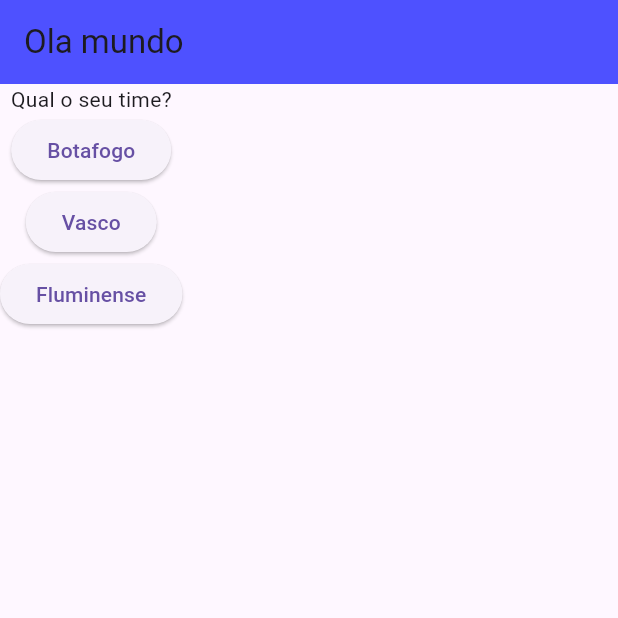
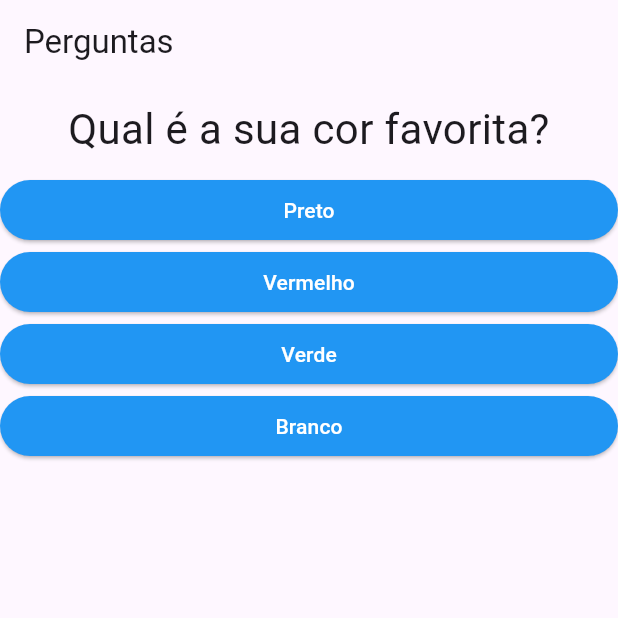
Before and after one commit to luizrodrigues034/flutter_projects, a Flutter app: the screen it shows after launch, on a phone screen of 412 x 824 dp, the top half of it. Run offline on Flutter 3.47's test engine with Material 3 defaults, Android fonts, the phone set to English and light mode, and no system bars.

```diff
--- a/firts_project/lib/main.dart
+++ b/firts_project/lib/main.dart
@@ -1,61 +1,79 @@
 import 'package:flutter/material.dart';
+import './questionario.dart';
+import './resultado.dart';
 
 void main() => runApp(const PerguntaApp());
 
+class _PerguntaAppState extends State<PerguntaApp> {
+  var _perguntaSelecionada = 0;
+  var _pontuacaoTotal = 0;
+  final _perguntas = const [
+    {
+      'texto': 'Qual é a sua cor favorita?',
+      'respostas': [
+        {'texto': 'Preto', 'pontuacao': 10},
+        {'texto': 'Vermelho', 'pontuacao': 5},
+        {'texto': 'Verde', 'pontuacao': 3},
+        {'texto': 'Branco', 'pontuacao': 1},
+      ],
+    },
+    {
+      'texto': 'Qual é o seu animal favorito?',
+      'respostas': [
+        {'texto': 'Coelho', 'pontuacao': 10},
+        {'texto': 'Cobra', 'pontuacao': 5},
+        {'texto': 'Elefante', 'pontuacao': 3},
+        {'texto': 'Leão', 'pontuacao': 1},
+      ],
+    },
+    {
+      'texto': 'Qual é o seu instrutor favorito?',
+      'respostas': [
+        {'texto': 'Leo', 'pontuacao': 10},
+        {'texto': 'Maria', 'pontuacao': 5},
+        {'texto': 'João', 'pontuacao': 3},
+        {'texto': 'Pedro', 'pontuacao': 1},
+      ],
+    },
+  ];
 
-class PerguntaAppState extends State<PerguntaApp>{
-  var perguntaSelecionada = 0;
-
-  void responder(){
+  void _responder(int pontuacao) {
+    if (temPerguntaSelecionada) {
       setState(() {
-        perguntaSelecionada++;
+        _perguntaSelecionada++;
+        _pontuacaoTotal += pontuacao;
       });
-      print("Pergunta foi respondida $perguntaSelecionada");
     }
 
+    print(_pontuacaoTotal);
+  }
+
+  bool get temPerguntaSelecionada {
+    return _perguntaSelecionada < _perguntas.length;
+  }
 
   @override
-  Widget build(BuildContext context)
-  {
-    final perguntas = ['Qual o seu time?', 'Qual sua cor favorita'];
-
+  Widget build(BuildContext context) {
     return MaterialApp(
       home: Scaffold(
-        appBar: AppBar(
-          backgroundColor: Color.fromARGB(255, 78, 81, 255),
-          title: Text(
-            "Ola mundo",
-          ),
-        ),
-        body: Column(
-          children: <Widget>[
-            Text(perguntas[perguntaSelecionada]),
-            ElevatedButton(
-              child: Text("Botafogo"),
-              onPressed: responder,
-            ),
-            ElevatedButton(
-              child: Text("Vasco"),
-              onPressed: responder,
-            ),
-            ElevatedButton(
-              child: Text("Fluminense"),
-              onPressed: responder,
-            ),
-          ],
-        ),
-      )
+        appBar: AppBar(title: const Text('Perguntas')),
+        body: temPerguntaSelecionada
+            ? Questionario(
+                perguntas: _perguntas,
+                perguntaSelecionada: _perguntaSelecionada,
+                quandoResponder: _responder,
+              )
+            : const Resultado(),
+      ),
     );
-
   }
 }
 
+class PerguntaApp extends StatefulWidget {
+  const PerguntaApp({super.key});
 
-
-class PerguntaApp extends StatefulWidget{
-  const PerguntaApp({super.key});
   @override
-  PerguntaAppState createState(){
-    return PerguntaAppState();
+  _PerguntaAppState createState() {
+    return _PerguntaAppState();
   }
 }
--- /dev/null
+++ b/firts_project/lib/questao.dart
@@ -0,0 +1,20 @@
+import 'package:flutter/material.dart';
+
+class Questao extends StatelessWidget {
+  final String texto;
+
+  const Questao(this.texto, {super.key});
+
+  @override
+  Widget build(BuildContext context) {
+    return Container(
+      width: double.infinity,
+      margin: const EdgeInsets.all(10),
+      child: Text(
+        texto,
+        style: const TextStyle(fontSize: 28),
+        textAlign: TextAlign.center,
+      ),
+    );
+  }
+}
--- /dev/null
+++ b/firts_project/lib/questionario.dart
@@ -0,0 +1,40 @@
+import 'package:flutter/material.dart';
+import './questao.dart';
+import './resposta.dart';
+
+class Questionario extends StatelessWidget {
+  final List<Map<String, Object>> perguntas;
+  final int perguntaSelecionada;
+  final void Function(int) quandoResponder;
+
+  const Questionario({
+    required this.perguntas,
+    required this.perguntaSelecionada,
+    required this.quandoResponder,
+    super.key,
+  });
+
+  bool get temPerguntaSelecionada {
+    return perguntaSelecionada < perguntas.length;
+  }
+
+  @override
+  Widget build(BuildContext context) {
+    List<Map<String, Object>> respostas = temPerguntaSelecionada
+        ? perguntas[perguntaSelecionada]['respostas']
+              as List<Map<String, Object>>
+        : [];
+
+    return Column(
+      children: [
+        Questao(perguntas[perguntaSelecionada]['texto'] as String),
+        ...respostas.map((resp) {
+          return Resposta(
+            resp['texto'] as String,
+            () => quandoResponder(resp['pontuacao'] as int),
+          );
+        }).toList(),
+      ],
+    );
+  }
+}
--- /dev/null
+++ b/firts_project/lib/resposta.dart
@@ -0,0 +1,23 @@
+import 'package:flutter/material.dart';
+
+class Resposta extends StatelessWidget {
+  final String texto;
+  final void Function() quandoSelecionado;
+
+  const Resposta(this.texto, this.quandoSelecionado, {super.key});
+
+  @override
+  Widget build(BuildContext context) {
+    return SizedBox(
+      width: double.infinity,
+      child: ElevatedButton(
+        style: ElevatedButton.styleFrom(
+          backgroundColor: Colors.blue,
+          foregroundColor: Colors.white,
+        ),
+        onPressed: quandoSelecionado,
+        child: Text(texto),
+      ),
+    );
+  }
+}
--- /dev/null
+++ b/firts_project/lib/resultado.dart
@@ -0,0 +1,12 @@
+import 'package:flutter/material.dart';
+
+class Resultado extends StatelessWidget {
+  const Resultado({super.key});
+
+  @override
+  Widget build(BuildContext context) {
+    return const Center(
+      child: Text('Parabéns!', style: TextStyle(fontSize: 28)),
+    );
+  }
+}
```
Also changed, not shown: 1 other file.
